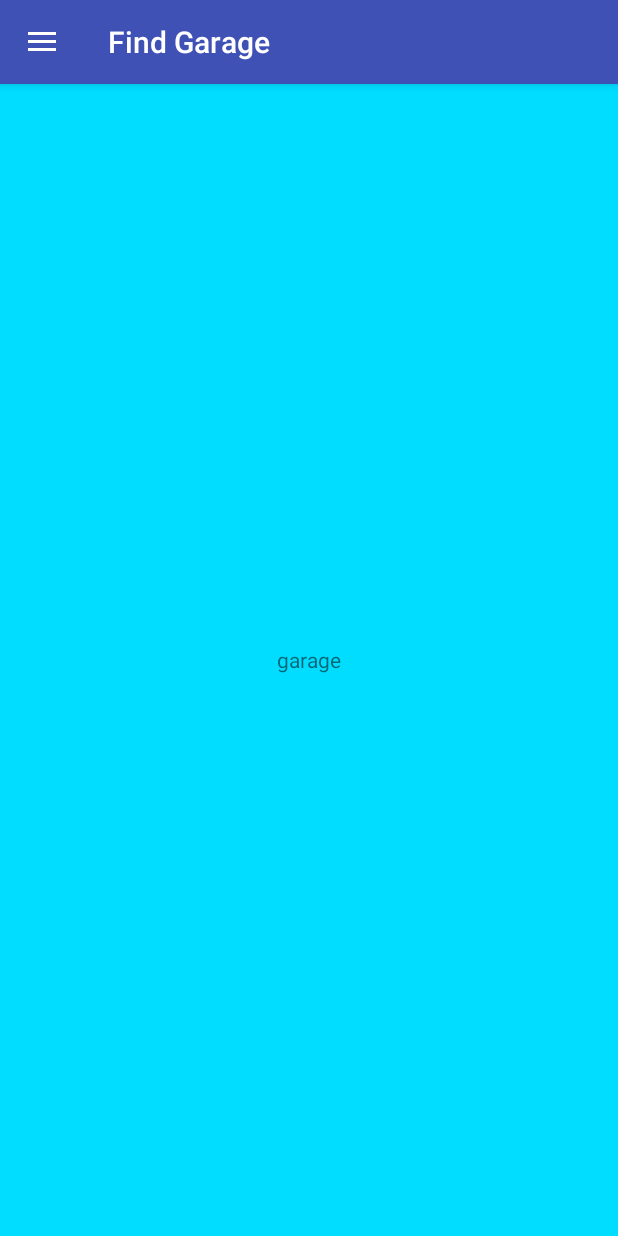
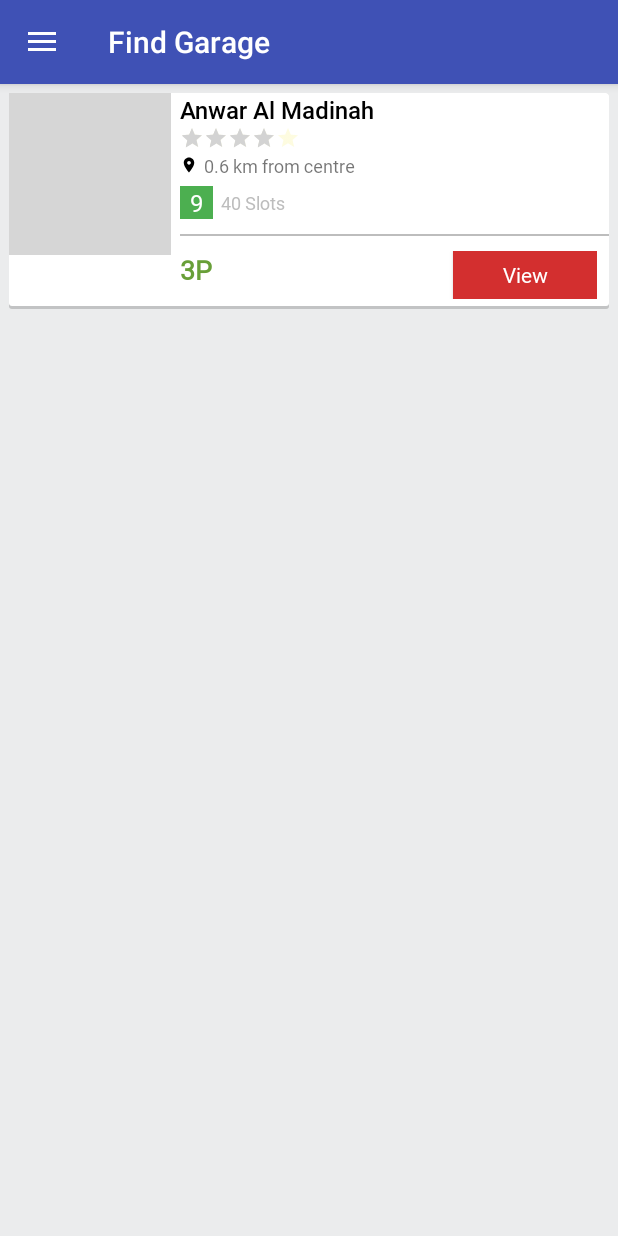
Before and after one commit to ElsayedMostafa/Parkino, an Android app: the fragment UserProfileFragment placed in its activity, after a tap on "Home", on a phone screen of 412 x 824 dp. Run offline under Robolectric (Android 15) with nearby library versions, the phone set to English and light mode, and no system bars; our stand-ins replace Picasso; libraries missing offline, so code that uses them is left out: io.realm; pictures from the network do not load; Roboto replaces fonts that are not available here; 5 statements that could not run were skipped; 1 other tap on this screen came first; grey boxes are pictures that could not be loaded.

Commit message:
add garages

```diff
--- a/app/src/main/AndroidManifest.xml
+++ b/app/src/main/AndroidManifest.xml
@@ -52,8 +52,10 @@
         <activity android:name=".QRScanner" />
         <activity android:name=".EditSettings" />
         <activity android:name=".Logout" />
-        <activity android:name=".CreditScreen"
-            android:theme="@style/AppTheme.NoActionBar"></activity>
+        <activity
+            android:name=".CreditScreen"
+            android:label="Credit Card" />
+        <activity android:name=".GarageProfile"></activity>
     </application>
 
 </manifest>
--- /dev/null
+++ b/app/src/main/java/com/example/madara/parkino/GarageProfile.java
@@ -0,0 +1,13 @@
+package com.example.madara.parkino;
+
+import android.support.v7.app.AppCompatActivity;
+import android.os.Bundle;
+
+public class GarageProfile extends AppCompatActivity {
+
+    @Override
+    protected void onCreate(Bundle savedInstanceState) {
+        super.onCreate(savedInstanceState);
+        setContentView(R.layout.activity_garage_profile);
+    }
+}
--- a/app/src/main/java/com/example/madara/parkino/GaragesFragment.java
+++ b/app/src/main/java/com/example/madara/parkino/GaragesFragment.java
@@ -2,16 +2,43 @@ package com.example.madara.parkino;
 
 
 import android.os.Bundle;
+import android.support.annotation.NonNull;
+import android.support.annotation.Nullable;
 import android.support.v4.app.Fragment;
+import android.support.v7.widget.LinearLayoutManager;
+import android.support.v7.widget.RecyclerView;
+import android.util.Log;
 import android.view.LayoutInflater;
 import android.view.View;
 import android.view.ViewGroup;
+import android.widget.ProgressBar;
+import android.widget.Toast;
+
+import com.example.madara.parkino.adapters.GarageAdapter;
+import com.example.madara.parkino.models.Garage;
+import com.example.madara.parkino.models.GarageRequest;
+import com.example.madara.parkino.utils.Session;
+import com.example.madara.parkino.webservices.WebService;
+
+import java.util.ArrayList;
+import java.util.List;
+
+import retrofit2.Call;
+import retrofit2.Callback;
+import retrofit2.Response;
 
 
 /**
  * A simple {@link Fragment} subclass.
  */
 public class GaragesFragment extends Fragment {
+    private final static String TAG = "GaragesFragment";
+    private RecyclerView recyclerView ;
+    private ProgressBar progressBar;
+    private Call<List<Garage>> getGaragesCall;
+    private List<Garage> garages;
+    private GarageAdapter garageAdapter;
+
 
 
     public GaragesFragment() {
@@ -25,9 +52,61 @@ public class GaragesFragment extends Fragment {
         // Inflate the layout for this fragment
         return inflater.inflate(R.layout.fragment_garages, container, false);
     }
+
+    @Override
+    public void onViewCreated(@NonNull View view, @Nullable Bundle savedInstanceState) {
+        super.onViewCreated(view, savedInstanceState);
+        recyclerView = view.findViewById(R.id.garages_recyclerview);
+        progressBar = view.findViewById(R.id.garages_progressbar);
+        garages = new ArrayList<>();
+        String url = "https://images.pexels.com/photos/807598/pexels-photo-807598.jpeg?cs=srgb&dl=mobilechallenge-close-up-dew-807598.jpg&fm=jpg";
+        garages.add(new Garage("123","Anwar Al Madinah","30.36","30.31",url,"0.6 km from centre", "40 Slots","3P", 4f,9));
+        recyclerView.setLayoutManager(new LinearLayoutManager(getActivity()));
+        garageAdapter = new GarageAdapter(garages,getActivity());
+        recyclerView.setAdapter(garageAdapter);
+
+
+    }
+    private void getGarages(String lng, String lat){
+        GarageRequest garagerequest = new GarageRequest();
+        garagerequest.user_id =  Session.getInstance().getUser().id;
+        garagerequest.latitude = lat;
+        garagerequest.longitude = lng;
+        getGaragesCall = WebService.getInstance().getApi().getGarages(garagerequest);
+        getGaragesCall.enqueue(new Callback<List<Garage>>() {
+            @Override
+            public void onResponse(Call<List<Garage>> call, Response<List<Garage>> response) {
+                //Log.e(TAG,response.body().toString());
+                if(!getGaragesCall.isCanceled()){
+                try {
+                    garages = response.body();
+                    garageAdapter = new GarageAdapter(garages, getActivity());
+                    recyclerView.setAdapter(garageAdapter);
+                }catch (Exception e){
+                    Log.e(TAG,"failed to get garages");
+                }}
+            }
+            @Override
+            public void onFailure(Call<List<Garage>> call, Throwable t) {
+                if(!getGaragesCall.isCanceled()) {
+                    Toast.makeText(getActivity(), "Check Network Connection", Toast.LENGTH_LONG).show();
+                }
+            }
+        });
+    }
+
+
     @Override
     public void onResume() {
         super.onResume();
         ((HomeScreen) getActivity()).getSupportActionBar().setTitle("Find Garage");
     }
+
+    @Override
+    public void onDestroy() {
+        super.onDestroy();
+        if(getGaragesCall!=null){
+            getGaragesCall.cancel();
+        }
+    }
 }
--- /dev/null
+++ b/app/src/main/java/com/example/madara/parkino/adapters/GarageAdapter.java
@@ -0,0 +1,95 @@
+package com.example.madara.parkino.adapters;
+
+import android.content.Context;
+import android.content.Intent;
+import android.support.annotation.NonNull;
+import android.support.v7.widget.RecyclerView;
+import android.view.LayoutInflater;
+import android.view.View;
+import android.view.ViewGroup;
+import android.widget.Button;
+import android.widget.ImageView;
+import android.widget.RatingBar;
+import android.widget.TextView;
+
+
+import com.example.madara.parkino.GarageProfile;
+import com.example.madara.parkino.R;
+import com.example.madara.parkino.models.Garage;
+import com.squareup.picasso.Picasso;
+
+import java.util.List;
+
+/**
+ * Created by madara on 3/12/18.
+ */
+
+public class GarageAdapter extends RecyclerView.Adapter<GarageAdapter.GarageHolder> {
+    private static final String TAG = "GarageAdapter";
+    List<Garage> garageList;
+    private Context context;
+    public GarageAdapter(List<Garage> garageList , Context ctx) {
+        this.garageList = garageList;
+        this.context = ctx;
+    }
+
+    @NonNull
+    @Override
+    public GarageHolder onCreateViewHolder(@NonNull ViewGroup parent, int viewType) {
+        View row = LayoutInflater.from(parent.getContext()).inflate(R.layout.garage_row, parent, false);
+        GarageHolder holder = new GarageHolder(row);
+        return holder;
+    }
+
+    @Override
+    public void onBindViewHolder(@NonNull GarageHolder holder, int position) {
+        final Garage garage = garageList.get(position);
+        holder._garageName.setText(garage.getName());
+        holder._garageDistance.setText(garage.getDistance());
+        holder._garageId.setText(garage.getId());
+        holder._slotsNumbers.setText(String.valueOf(garage.getSlotsnumber()));
+        holder._emptySlots.setText(String.valueOf(garage.getEmptyslots()));
+        holder._points.setText(garage.getPrice());
+        holder._lng.setText(garage.getLng());
+        holder._lat.setText(garage.getLat());
+        holder._stars.setRating(garage.getStars());
+        Picasso.get().load(garage.getImage()).resize(108,108).into(holder._image);
+        holder._btn_opengarage.setOnClickListener(new View.OnClickListener() {
+            @Override
+            public void onClick(View v) {
+                Intent intent = new Intent(context, GarageProfile.class);
+                intent.putExtra("garageimgae",garage.getImage());
+                intent.putExtra("garagename",garage.getName());
+                context.startActivity(intent);
+            }
+        });
+    }
+
+    @Override
+    public int getItemCount() {
+
+        return garageList.size();
+    }
+
+    class GarageHolder extends RecyclerView.ViewHolder {
+        TextView _garageName, _garageDistance, _garageId, _slotsNumbers, _emptySlots, _points, _lng, _lat;
+        RatingBar _stars;
+        ImageView _image;
+        Button _btn_opengarage;
+        public GarageHolder(View itemView) {
+            super(itemView);
+            _garageId = (TextView) itemView.findViewById(R.id.garage_id);
+            _garageName = (TextView) itemView.findViewById(R.id.garage_name);
+            _garageDistance = (TextView) itemView.findViewById(R.id.garage_distance);
+            _slotsNumbers =(TextView) itemView.findViewById(R.id.slots_number);
+            _emptySlots = (TextView) itemView.findViewById(R.id.empty_slots);
+            _points = (TextView) itemView.findViewById(R.id.points);
+            _lng = (TextView) itemView.findViewById(R.id.garage_lng);
+            _lat = (TextView) itemView.findViewById(R.id.garage_lat);
+            _stars = (RatingBar) itemView.findViewById(R.id.rating);
+            _image = (ImageView) itemView.findViewById(R.id.garage_image);
+            _btn_opengarage = (Button) itemView.findViewById(R.id.btn_opengarage);
+
+        }
+    }
+}
--- /dev/null
+++ b/app/src/main/java/com/example/madara/parkino/models/Garage.java
@@ -0,0 +1,84 @@
+package com.example.madara.parkino.models;
+
+import com.google.gson.annotations.SerializedName;
+
+/**
+ * Created by madara on 3/12/18.
+ */
+
+public class Garage {
+    @SerializedName("garage_id")
+    public String id;
+    @SerializedName("garage_name")
+    public String name;
+    @SerializedName("latitude")
+    public String lat;
+    @SerializedName("longitude")
+    public String lng;
+    @SerializedName("image")
+    public String image;
+    @SerializedName("distance")
+    public String distance;
+    @SerializedName("slotnumbers")
+    public String slotnumbers;
+    @SerializedName("price")
+    public String price;
+    @SerializedName("stars")
+    public float stars;
+    @SerializedName("emptyslots")
+    public int emptyslots;
+
+    public Garage(String id,String name, String lat, String lng,
+                  String image, String distance, String slotnumbers, String price, float stars, int emptyslots){
+        this.id = id;
+        this.name = name;
+        this.lat = lat;
+        this.lng = lng;
+        this.image = image;
+        this.distance = distance;
+        this.slotnumbers = slotnumbers;
+        this.price = price;
+        this.stars = stars;
+        this.emptyslots = emptyslots;
+    }
+
+    public String getId() {
+        return id;
+    }
+
+    public String getName() {
+        return name;
+    }
+
+    public String getLat() {
+        return lat;
+    }
+
+    public String getLng() {
+        return lng;
+    }
+
+    public String getImage() {
+        return image;
+    }
+
+    public String getDistance() {
+        return distance;
+    }
+
+    public String getSlotsnumber() {
+        return slotnumbers;
+    }
+
+    public String getPrice() {
+        return price;
+    }
+
+    public float getStars() {
+        return stars;
+    }
+
+    public int getEmptyslots() {
+        return emptyslots;
+    }
+}
--- /dev/null
+++ b/app/src/main/java/com/example/madara/parkino/models/GarageRequest.java
@@ -0,0 +1,16 @@
+package com.example.madara.parkino.models;
+
+import com.google.gson.annotations.SerializedName;
+
+/**
+ * Created by madara on 5/4/18.
+ */
+
+public class GarageRequest {
+    @SerializedName("user_id")
+    public int user_id;
+    @SerializedName("latitude")
+    public String latitude;
+    @SerializedName("longitude")
+    public String longitude;
+}
--- a/app/src/main/java/com/example/madara/parkino/webservices/Api.java
+++ b/app/src/main/java/com/example/madara/parkino/webservices/Api.java
@@ -4,6 +4,8 @@ package com.example.madara.parkino.webservices;
 
 import com.example.madara.parkino.models.Card;
 import com.example.madara.parkino.models.CardResponse;
+import com.example.madara.parkino.models.Garage;
+import com.example.madara.parkino.models.GarageRequest;
 import com.example.madara.parkino.models.LoginResponse;
 import com.example.madara.parkino.models.MainResponse;
 import com.example.madara.parkino.models.User;
@@ -42,8 +44,8 @@ public interface Api {
     @POST("userProfileData")
     Call<UserProfileResponse> getUserProfile(@Field("userid") int user_id);
 
-//    @POST("getGarages")
-//    Call<List<Garage>> getGarages(@Body GarageRequest garageRequest);
+    @POST("getGarages")
+    Call<List<Garage>> getGarages(@Body GarageRequest garageRequest);
 //    //edit user information
     @POST("changename")
     Call<MainResponse> changeName(@Body User user);
--- a/app/src/main/java/com/example/madara/parkino/webservices/Urls.java
+++ b/app/src/main/java/com/example/madara/parkino/webservices/Urls.java
@@ -5,6 +5,6 @@ package com.example.madara.parkino.webservices;
  */
 
 public class Urls {
-    public static final String MAIN_URL = "http://192.168.2.8/myproject/";
+    public static final String MAIN_URL = "http://192.168.2.6/myproject/";
     //public static final String MAIN_URL = "http://156.217.174.16:8000/api/";
 }
--- /dev/null
+++ b/app/src/main/res/drawable-mdpi/ic_location_on_black_24dp.xml
@@ -0,0 +1,9 @@
+<vector xmlns:android="http://schemas.android.com/apk/res/android"
+        android:width="24dp"
+        android:height="24dp"
+        android:viewportWidth="24.0"
+        android:viewportHeight="24.0">
+    <path
+        android:fillColor="#FF000000"
+        android:pathData="M12,2C8.13,2 5,5.13 5,9c0,5.25 7,13 7,13s7,-7.75 7,-13c0,-3.87 -3.13,-7 -7,-7zM12,11.5c-1.38,0 -2.5,-1.12 -2.5,-2.5s1.12,-2.5 2.5,-2.5 2.5,1.12 2.5,2.5 -1.12,2.5 -2.5,2.5z"/>
+</vector>
--- /dev/null
+++ b/app/src/main/res/drawable-mdpi/rectangle_background.xml
@@ -0,0 +1,20 @@
+<?xml version="1.0" encoding="utf-8"?>
+<layer-list xmlns:android="http://schemas.android.com/apk/res/android">
+    <item>
+        <shape android:shape="rectangle">
+            <solid android:color="#C2C3C4"/>
+            <corners android:radius="2dp" />
+        </shape>
+    </item>
+
+    <item
+        android:left="0dp"
+        android:right="0dp"
+        android:top="0dp"
+        android:bottom="2dp">
+        <shape android:shape="rectangle">
+            <solid android:color="@color/whiteColor"/>
+            <corners android:radius="2dp" />
+        </shape>
+    </item>
+</layer-list>
--- a/app/src/main/res/layout/activity_credit_screen.xml
+++ b/app/src/main/res/layout/activity_credit_screen.xml
@@ -7,9 +7,10 @@
     android:padding="16dp"
     tools:context="com.example.madara.parkino.CreditScreen">
     <com.craftman.cardform.CardForm
+        android:layout_centerInParent="true"
         android:id="@+id/credit_card_form"
         android:layout_width="match_parent"
-        android:layout_height="match_parent"
+        android:layout_height="wrap_content"
         />
 
 </RelativeLayout>
--- /dev/null
+++ b/app/src/main/res/layout/activity_garage_profile.xml
@@ -0,0 +1,9 @@
+<?xml version="1.0" encoding="utf-8"?>
+<android.support.constraint.ConstraintLayout xmlns:android="http://schemas.android.com/apk/res/android"
+    xmlns:app="http://schemas.android.com/apk/res-auto"
+    xmlns:tools="http://schemas.android.com/tools"
+    android:layout_width="match_parent"
+    android:layout_height="match_parent"
+    tools:context="com.example.madara.parkino.GarageProfile">
+
+</android.support.constraint.ConstraintLayout>
--- a/app/src/main/res/layout/fragment_garages.xml
+++ b/app/src/main/res/layout/fragment_garages.xml
@@ -1,16 +1,27 @@
-<RelativeLayout xmlns:android="http://schemas.android.com/apk/res/android"
+<android.support.v4.widget.SwipeRefreshLayout xmlns:android="http://schemas.android.com/apk/res/android"
     xmlns:tools="http://schemas.android.com/tools"
     android:layout_width="match_parent"
     android:layout_height="match_parent"
-    android:background="@android:color/holo_blue_bright"
     tools:context="com.example.madara.parkino.GaragesFragment">
+    <RelativeLayout
+        android:layout_width="match_parent"
+        android:layout_height="match_parent"
+        android:background="@color/backgroundColor">
 
-    <!-- TODO: Update blank fragment layout -->
+        <ProgressBar
+            android:id="@+id/garages_progressbar"
+            android:layout_width="60dp"
+            android:layout_height="60dp"
+            android:layout_centerInParent="true"
+            android:elevation="4dp"
+            android:visibility="gone" />
 
-    <TextView
-        android:layout_centerInParent="true"
-        android:layout_width="wrap_content"
-        android:layout_height="wrap_content"
-        android:text="garage"/>
+        <android.support.v7.widget.RecyclerView
+            android:id="@+id/garages_recyclerview"
+            android:layout_width="match_parent"
+            android:layout_height="match_parent"
+            android:background="@color/backgroundColor"
+            android:overScrollMode="never" />
 
-</RelativeLayout>
+    </RelativeLayout>
+</android.support.v4.widget.SwipeRefreshLayout>
--- a/app/src/main/res/layout/fragment_user_profile.xml
+++ b/app/src/main/res/layout/fragment_user_profile.xml
@@ -1,36 +1,34 @@
 <?xml version="1.0" encoding="utf-8"?>
-<android.support.v4.widget.SwipeRefreshLayout
-    android:id="@+id/profile_refresh"
-    xmlns:android="http://schemas.android.com/apk/res/android"
+<android.support.v4.widget.SwipeRefreshLayout xmlns:android="http://schemas.android.com/apk/res/android"
     xmlns:app="http://schemas.android.com/apk/res-auto"
     xmlns:tools="http://schemas.android.com/tools"
+    android:id="@+id/profile_refresh"
     android:layout_width="match_parent"
-    android:layout_height="match_parent">
+    android:layout_height="match_parent"
+    tools:context="com.example.madara.parkino.UserProfileFragment">
+
     <ScrollView
         android:layout_width="match_parent"
         android:layout_height="match_parent"
         android:background="#fafafa">
-    <TableLayout
-        android:layout_width="match_parent"
-        android:layout_height="match_parent"
-        >
+
         <RelativeLayout
             android:layout_width="match_parent"
             android:layout_height="match_parent">
+
             <ProgressBar
                 android:id="@+id/profile_progressbar"
-                android:elevation="4dp"
                 android:layout_width="60dp"
                 android:layout_height="60dp"
-                android:visibility="gone"
-                android:layout_centerInParent="true"/>
+                android:layout_centerInParent="true"
+                android:elevation="4dp"
+                android:visibility="visible" />
 
             <LinearLayout
                 android:layout_width="match_parent"
                 android:layout_height="match_parent"
                 android:background="#fafafa"
-            android:orientation="vertical"
-            tools:context="com.example.madara.parkino.UserProfileFragment">
+                android:orientation="vertical">
 
                 <RelativeLayout
                     android:layout_width="match_parent"
@@ -212,7 +210,7 @@
                     android:id="@+id/btn_profile_settings"
                     android:layout_width="wrap_content"
                     android:layout_height="wrap_content"
-                android:layout_gravity="bottom|center_horizontal"
+                    android:layout_gravity="center_horizontal"
                     android:layout_marginTop="8dp"
                     android:width="120dp"
                     android:background="@color/endtBlue"
@@ -222,6 +220,5 @@
 
             </LinearLayout>
         </RelativeLayout>
-    </TableLayout>
     </ScrollView>
 </android.support.v4.widget.SwipeRefreshLayout>
--- /dev/null
+++ b/app/src/main/res/layout/garage_row.xml
@@ -0,0 +1,154 @@
+<?xml version="1.0" encoding="utf-8"?>
+<RelativeLayout xmlns:android="http://schemas.android.com/apk/res/android"
+    xmlns:tools="http://schemas.android.com/tools"
+    android:layout_width="match_parent"
+    android:layout_height="144dp"
+    android:layout_marginLeft="6dp"
+    android:layout_marginRight="6dp"
+    android:layout_marginTop="6dp"
+    android:background="@drawable/rectangle_background">
+
+    <LinearLayout
+        android:layout_width="match_parent"
+        android:layout_height="wrap_content"
+        android:orientation="horizontal">
+        <TextView
+            android:id="@+id/garage_id"
+            android:layout_width="wrap_content"
+            android:layout_height="wrap_content"
+            android:text="123456"
+            android:visibility="gone"/>
+        <TextView
+            android:id="@+id/garage_lng"
+            android:layout_width="wrap_content"
+            android:layout_height="wrap_content"
+            android:text="123456"
+            android:visibility="gone"/>
+        <TextView
+            android:id="@+id/garage_lat"
+            android:layout_width="wrap_content"
+            android:layout_height="wrap_content"
+            android:text="123456"
+            android:visibility="gone"/>
+        <ImageView
+            android:id="@+id/garage_image"
+            android:layout_width="108dp"
+            android:layout_height="108dp"
+            android:background="@color/whiteColor"
+            android:src="@drawable/g6" />
+
+        <LinearLayout
+            android:layout_width="match_parent"
+            android:layout_height="wrap_content"
+            android:layout_centerVertical="true"
+            android:layout_marginLeft="6dp"
+            android:orientation="vertical">
+
+            <TextView
+                android:id="@+id/garage_name"
+                android:layout_width="wrap_content"
+                android:layout_height="wrap_content"
+                android:fontFamily="@font/roboto_medium"
+                android:textColor="@color/blackColor"
+                android:textSize="16sp"
+                tools:text="Anwar Al Madinah" />
+
+            <RatingBar
+                android:id="@+id/rating"
+                style="?android:attr/ratingBarStyleSmall"
+                android:layout_width="wrap_content"
+                android:layout_height="18dp"
+                android:isIndicator="true"
+                android:numStars="5"
+                android:rating="4"
+                android:stepSize="0.1"
+                android:theme="@style/RatingBar" />
+
+            <LinearLayout
+                android:layout_width="wrap_content"
+                android:layout_height="wrap_content"
+                android:orientation="horizontal">
+
+                <ImageView
+                    android:layout_width="12dp"
+                    android:layout_height="12dp"
+                    android:layout_gravity="center_vertical"
+                    android:src="@drawable/ic_location_on_black_24dp" />
+
+                <TextView
+                    android:id="@+id/garage_distance"
+                    android:layout_width="wrap_content"
+                    android:layout_height="wrap_content"
+                    android:layout_marginLeft="4dp"
+                    android:fontFamily="@font/roboto"
+                    android:textSize="12sp"
+                    tools:text="0.6 km from centre" />
+            </LinearLayout>
+
+            <LinearLayout
+                android:layout_width="wrap_content"
+                android:layout_marginTop="5dp"
+                android:layout_height="22dp"
+                android:orientation="horizontal">
+                <TextView
+                    android:id="@+id/empty_slots"
+                    android:layout_width="22dp"
+                    android:layout_height="22dp"
+                    android:background="#4CAF50"
+                    android:fontFamily="@font/roboto"
+                    android:textAlignment="center"
+                    android:textColor="@color/whiteColor"
+                    android:textSize="16sp"
+                    tools:text="9" />
+
+                <TextView
+                    android:id="@+id/slots_number"
+                    android:layout_width="wrap_content"
+                    android:layout_height="match_parent"
+                    android:layout_marginLeft="5dp"
+                    android:fontFamily="@font/roboto"
+                    android:gravity="center"
+                    android:textColor="#BDBDBD"
+                    android:textSize="12sp"
+                    tools:text="40 Slots" />
+            </LinearLayout>
+            <View
+                android:layout_marginTop="10dp"
+                android:layout_width="match_parent"
+                android:layout_height="1dp"
+                android:background="#BDBDBD"
+                />
+            <RelativeLayout
+                android:layout_marginTop="10dp"
+                android:layout_marginRight="8dp"
+                android:layout_width="match_parent"
+                android:layout_height="wrap_content"
+                android:orientation="horizontal">
+            <TextView
+                android:id="@+id/points"
+                android:layout_gravity="left"
+                android:layout_width="wrap_content"
+                android:layout_height="wrap_content"
+                android:fontFamily="@font/roboto"
+                android:textStyle="bold"
+                android:textColor="#689F38"
+                android:textSize="18sp"
+                tools:text="0 P"/>
+                <Button
+                    android:id="@+id/btn_opengarage"
+                    android:layout_alignParentRight="true"
+                    android:textAlignment="center"
+                    android:layout_width="96dp"
+                    android:layout_height="32dp"
+                    android:background="#D32F2F"
+                    android:fontFamily="@font/roboto"
+                    android:textColor="@color/whiteColor"
+                    android:textAllCaps="false"
+                    android:text="View"
+                    />
+            </RelativeLayout>
+        </LinearLayout>
+
+    </LinearLayout>
+
+</RelativeLayout>
--- a/app/src/main/res/values/colors.xml
+++ b/app/src/main/res/values/colors.xml
@@ -9,6 +9,9 @@
     <color  name="endtBlue">#0bcce6</color>
     <color name="lowBlackColor">#333333</color>
     <color name="lightGreyColor">#DDDCDC</color>
+    <color name="duskYellow">#F9F398</color>
+    <color name="lightGrey">#d3d3d3</color>
+    <color name="blackColor">#000000</color>
 
 
 </resources>
--- a/app/src/main/res/values/styles.xml
+++ b/app/src/main/res/values/styles.xml
@@ -12,5 +12,9 @@
         <item name="windowActionBar">false</item>
         <item name="windowNoTitle">true</item>
     </style>
+    <style name="RatingBar" parent="Theme.AppCompat">
+        <item name="colorControlNormal">@color/duskYellow</item>
+        <item name="colorControlActivated">@color/lightGrey</item>
+    </style>
 
 </resources>
```
Also changed, not shown: app/src/main/res/drawable-mdpi/g6.jpg (added). Lines whose indentation alone changed are shown as unchanged.
